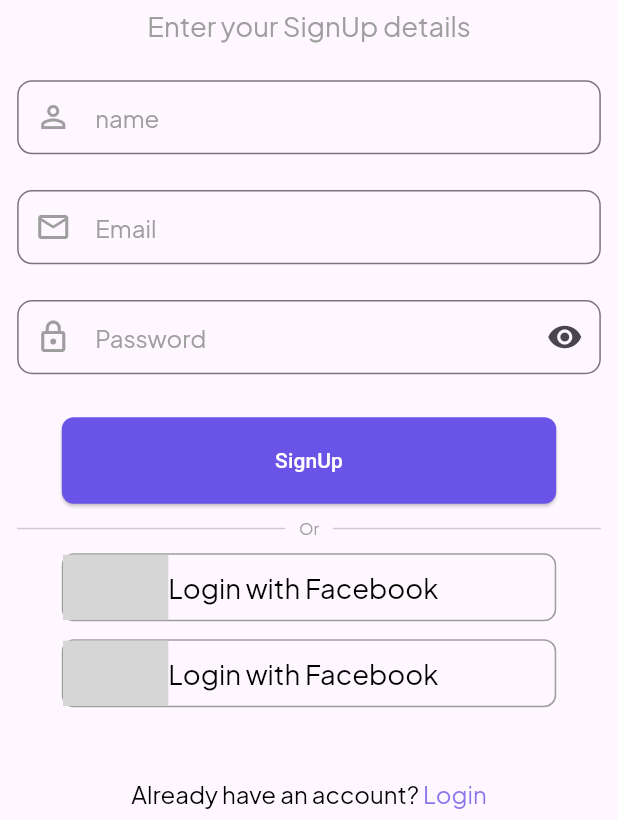
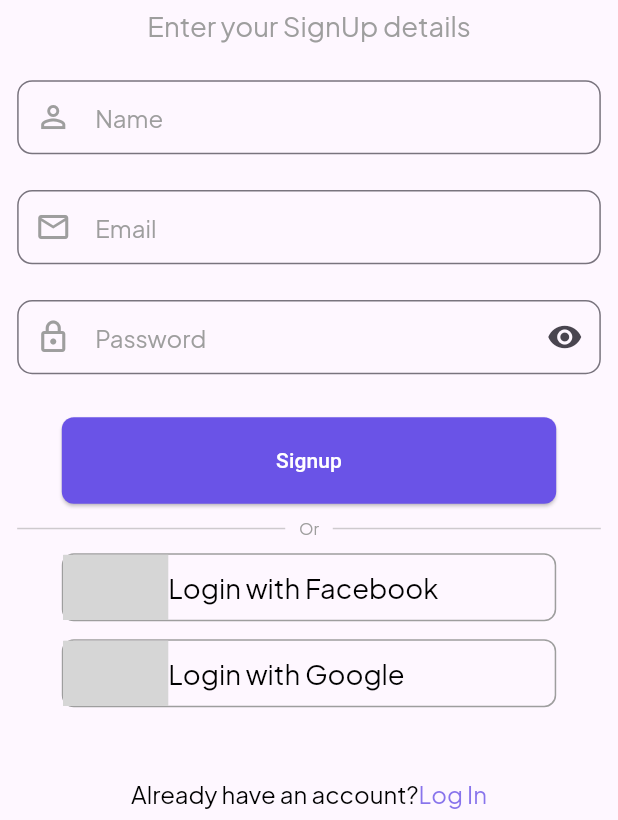
Before and after one commit to razaullah7490/name_generator, a Flutter app: the SignupScreen screen opened directly, on a phone screen of 412 x 824 dp. Shown: the part 413-1233 px from the top of the screen. Run offline on Flutter 3.47's test engine with Material 3 defaults, Android fonts, the phone set to English and light mode, and no system bars; our stand-ins replace carousel_slider, flutter_screenutil, flutter_svg, page_transition, shared_preferences; accounts and stored records are empty; statements that could not run were skipped; project files that could hold a hidden picture were left out; grey boxes are pictures that could not be loaded.

Commit message:
components added

```diff
--- a/lib/SRC/Data/DataSource/Resources/strings.dart
+++ b/lib/SRC/Data/DataSource/Resources/strings.dart
@@ -22,4 +22,32 @@ class AppStrings {
 
   static const String started = 'Get Started';
   static const String completedOnboarding = 'completedOnboarding';
+
+  static const String wellcome = 'Welcome Back!';
+  static const String enterLogin = 'Enter your login details';
+  static const String email = 'Email';
+  static const String forgot = 'Forgot Password ?';
+
+  static const String or = 'Or';
+  static const String facebook = 'Login with Facebook';
+  static const String google = 'Login with Google';
+  static const String dontAccount = 'Don’t have an account?';
+  static const String signup = 'Signup';
+  static const String enterSignup = 'Enter your SignUp details';
+
+  static const String name = 'Name';
+  static const String alreadyAccount = 'Already have an account?';
+
+  static const String startup = "startup";
+  static const String resturant = "Restaurant";
+  static const String webDevelopemt = "Web development";
+  static const String fashion = "Fashion";
+  static const String marketing = "Marketing";
+  static const String other = "Other";
+
+  static const String businessSub = "Business - Choose a Subcategory";
+
+  static const String hello = "Hello?";
+  static const String chatBotAi = "ChatBot AI";
+  static const String typeMessage = "Type your message...";
 }
--- a/lib/SRC/Presentation/Screens/Auth/Widgets/SignUp/sign_up.dart
+++ b/lib/SRC/Presentation/Screens/Auth/Widgets/SignUp/sign_up.dart
@@ -7,6 +7,7 @@ import 'package:name_generator/SRC/Application/Services/Navigation/navigation.da
 
 import 'package:name_generator/SRC/Data/DataSource/Extensions/extensions.dart';
 import 'package:name_generator/SRC/Data/DataSource/Resources/color.dart';
+import 'package:name_generator/SRC/Data/DataSource/Resources/strings.dart';
 import 'package:name_generator/SRC/Presentation/Common/app_text.dart';
 import 'package:name_generator/SRC/Presentation/Screens/Auth/Components/button.dart';
 import 'package:name_generator/SRC/Presentation/Screens/Auth/Components/fields.dart';
@@ -50,14 +51,14 @@ class _SignupScreenState extends State<SignupScreen> {
                 ),
                 10.y,
                 AppText(
-                  "Welcome Back!",
+                  AppStrings.wellcome,
                   style: Styles.largePlusJakartaSans(
                     context,
                   ),
                   textAlign: TextAlign.center,
                 ),
                 AppText(
-                  "Enter your SignUp details",
+                  AppStrings.enterSignup,
                   style: Styles.mediumPlusJakartaSans(
                     context,
                   ),
@@ -67,20 +68,20 @@ class _SignupScreenState extends State<SignupScreen> {
                 EmailField(
                   icon: Icons.person_outline,
                   controller: _nameController,
-                  text: 'name',
+                  text: AppStrings.name,
                 ),
                 20.y,
                 EmailField(
                   icon: Icons.email_outlined,
                   controller: _emailController,
-                  text: "Email",
+                  text: AppStrings.email,
                 ),
                 20.y,
                 PasswordField(
                     controller: _passwordController, isObscured: _isObscured),
                 24.y,
                 CustomButton(
-                  text: "SignUp",
+                  text: AppStrings.signup,
                   ontap: () {},
                   iconData: const SizedBox(),
                 ),
@@ -96,7 +97,7 @@ class _SignupScreenState extends State<SignupScreen> {
                     Padding(
                       padding: EdgeInsets.symmetric(horizontal: 8.sp),
                       child: AppText(
-                        "Or",
+                        AppStrings.or,
                         style: Styles.smallPlusJakartaSans(context,
                             fontSize: 11, color: AppColors.grey),
                         textAlign: TextAlign.center,
@@ -119,7 +120,7 @@ class _SignupScreenState extends State<SignupScreen> {
                     height: 70,
                     width: 70,
                   ),
-                  text: "Login with Facebook",
+                  text: AppStrings.facebook,
                 ),
                 10.y,
                 Button(
@@ -130,7 +131,7 @@ class _SignupScreenState extends State<SignupScreen> {
                     height: 70,
                     width: 70,
                   ),
-                  text: "Login with Facebook",
+                  text: AppStrings.google,
                 ),
                 40.y,
                 GestureDetector(
@@ -140,13 +141,13 @@ class _SignupScreenState extends State<SignupScreen> {
                   child: RichText(
                     textAlign: TextAlign.center,
                     text: TextSpan(
-                      text: "Already have an account? ",
+                      text: AppStrings.alreadyAccount,
                       style: Styles.smallPlusJakartaSans(
                         context,
                       ),
                       children: [
                         TextSpan(
-                          text: 'Login',
+                          text: AppStrings.login,
                           style: Styles.smallPlusJakartaSans(context,
                               color: AppColors.primaryColor.withOpacity(0.8)),
                         ),
--- a/lib/SRC/Presentation/Screens/Form/Widgets/form.dart
+++ b/lib/SRC/Presentation/Screens/Form/Widgets/form.dart
@@ -1,5 +1,6 @@
 import 'package:flutter/material.dart';
 import 'package:flutter_screenutil/flutter_screenutil.dart';
+import 'package:name_generator/SRC/Application/Services/Navigation/navigation.dart';
 import 'package:name_generator/SRC/Data/DataSource/Extensions/extensions.dart';
 import 'package:name_generator/SRC/Data/DataSource/Resources/color.dart';
 import 'package:name_generator/SRC/Data/DataSource/Resources/styles.dart';
@@ -69,7 +70,9 @@ class _FormScreenState extends State<FormScreen> {
                       color: AppColors.lebelTextColor,
                       size: 24,
                     ),
-                    onPressed: () {},
+                    onPressed: () {
+                      Navigate.pop(context);
+                    },
                   ),
                 ],
               ),
```
Also changed, not shown: lib/SRC/Presentation/Screens/Auth/Widgets/Login/login.dart (+12 -11 lines), lib/SRC/Presentation/Screens/Business/Widgets/business_category.dart (+11 -10 lines), lib/SRC/Presentation/Screens/Chat/Widgets/chatbot_screen.dart (+5 -3 lines).
